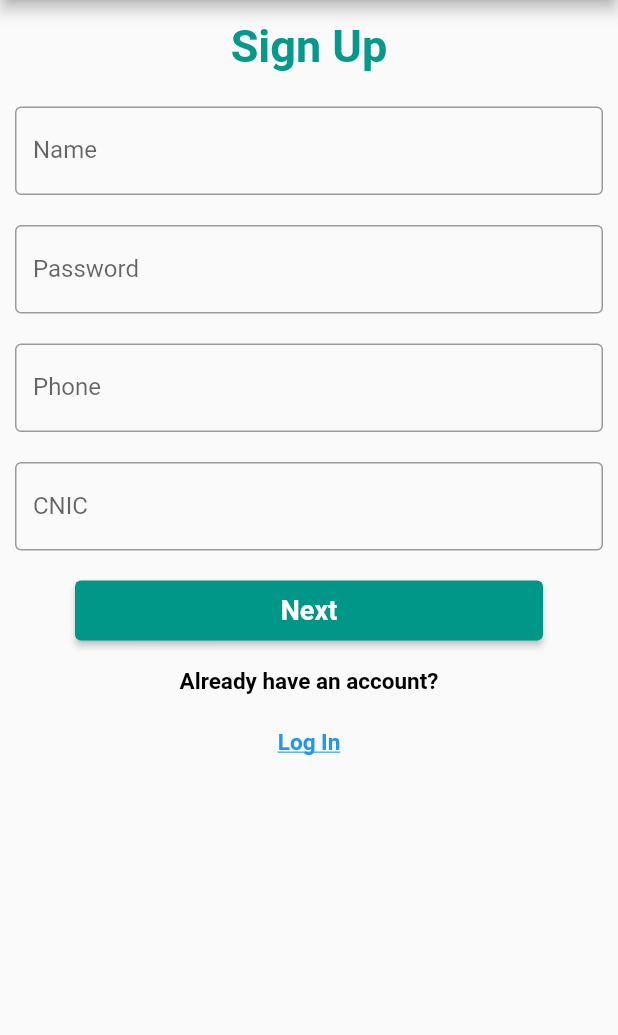
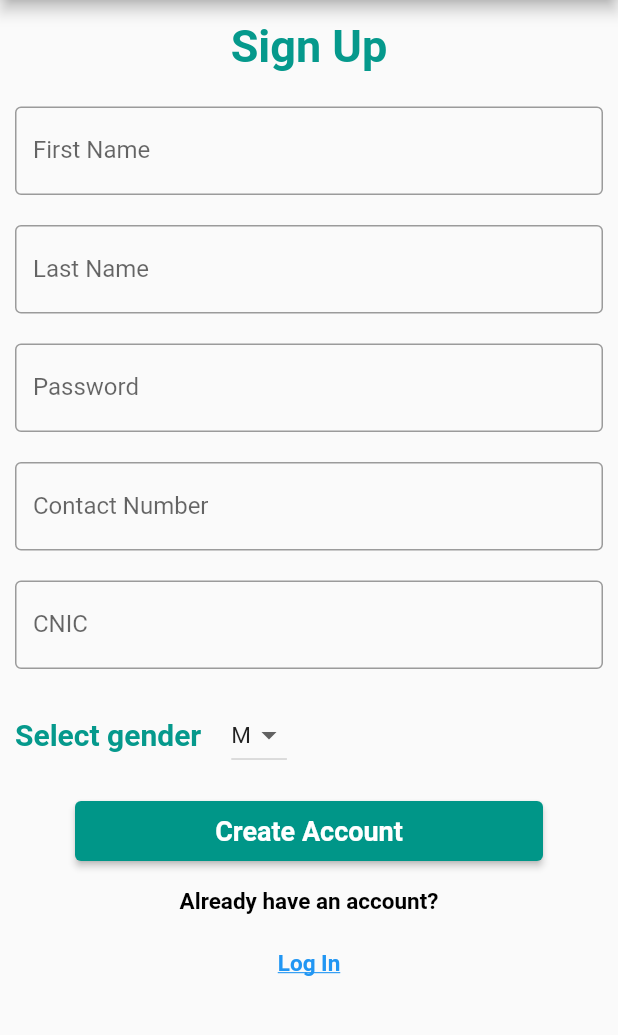
Before and after one commit to Aisha1600/CarpoolFrontend, a Flutter app: the SignUp screen opened directly, on a phone screen of 412 x 824 dp, the part 84-1119 px from its top. Run offline on Flutter 3.47's test engine with Material 2 defaults, Android fonts, the phone set to English and light mode, and no system bars.

Commit message:
sign up changes

```diff
--- a/lib/main.dart
+++ b/lib/main.dart
@@ -1,4 +1,5 @@
 import 'package:carpoolfront/find_your_carpool.dart';
+import 'package:carpoolfront/user_profile.dart';
 import 'Extra.dart';
 import 'available_list.dart';
 import 'package:flutter/material.dart';
@@ -48,8 +49,7 @@ class _MyHomePageState extends State<MyHomePage> {
             onPressed: () {
               Navigator.push(
                 context,
-                MaterialPageRoute(
-                    builder: (context) => const FindYourCarpool()),
+                MaterialPageRoute(builder: (context) => const SignUp()),
               );
             },
           )),
--- a/lib/sign_up.dart
+++ b/lib/sign_up.dart
@@ -9,6 +9,8 @@ class SignUp extends StatefulWidget {
   @override
   State<SignUp> createState() => _SignUp();
 }
+
+String dropdownValue = 'M';
 
 class _SignUp extends State<SignUp> {
   TextEditingController nameController = TextEditingController();
@@ -42,7 +44,17 @@ class _SignUp extends State<SignUp> {
             controller: nameController,
             decoration: const InputDecoration(
               border: OutlineInputBorder(),
-              labelText: 'Name',
+              labelText: 'First Name',
+            ),
+          ),
+        ),
+        Container(
+          padding: const EdgeInsets.fromLTRB(10, 10, 10, 10),
+          child: TextField(
+            controller: nameController,
+            decoration: const InputDecoration(
+              border: OutlineInputBorder(),
+              labelText: 'Last Name',
             ),
           ),
         ),
@@ -64,7 +76,7 @@ class _SignUp extends State<SignUp> {
             controller: phoneController,
             decoration: const InputDecoration(
               border: OutlineInputBorder(),
-              labelText: 'Phone',
+              labelText: 'Contact Number',
             ),
           ),
         ),
@@ -80,21 +92,56 @@ class _SignUp extends State<SignUp> {
           ),
         ),
         Container(
+            padding: const EdgeInsets.fromLTRB(10, 10, 10, 10),
+            child: Row(
+              children: [
+                const Text(
+                  'Select gender',
+                  style: TextStyle(
+                    color: Color(0xFF05998c), // Will work,
+                    fontWeight: FontWeight.bold,
+                    fontSize: 20,
+                  ),
+                ),
+                const SizedBox(
+                  width: 20,
+                ),
+                DropdownButton<String>(
+                  value: dropdownValue,
+                  items: <String>['M', 'F']
+                      .map<DropdownMenuItem<String>>((String value) {
+                    return DropdownMenuItem<String>(
+                      value: value,
+                      child: Text(
+                        value,
+                        style: const TextStyle(fontSize: 15),
+                      ),
+                    );
+                  }).toList(),
+                  onChanged: (String? newValue) {
+                    setState(() {
+                      dropdownValue = newValue!;
+                    });
+                  },
+                ),
+              ],
+            )),
+        Container(
             height: 60,
             padding: const EdgeInsets.fromLTRB(50, 10, 50, 10),
             child: ElevatedButton(
               child: const Text(
-                'Next',
+                'Create Account',
                 style: TextStyle(
                     fontWeight: FontWeight.bold,
                     fontSize: 18,
                     color: Colors.white),
               ),
               onPressed: () {
-                Navigator.push(
-                  context,
-                  MaterialPageRoute(builder: (context) => const CarDetails()),
-                );
+                // Navigator.push(
+                //   context,
+                //   MaterialPageRoute(builder: (context) => const CarDetails()),
+                // );
               },
             )),
         Container(
```
Also changed, not shown: lib/user_profile.dart (+78 -0 lines), lib/assets/map.png (added).
